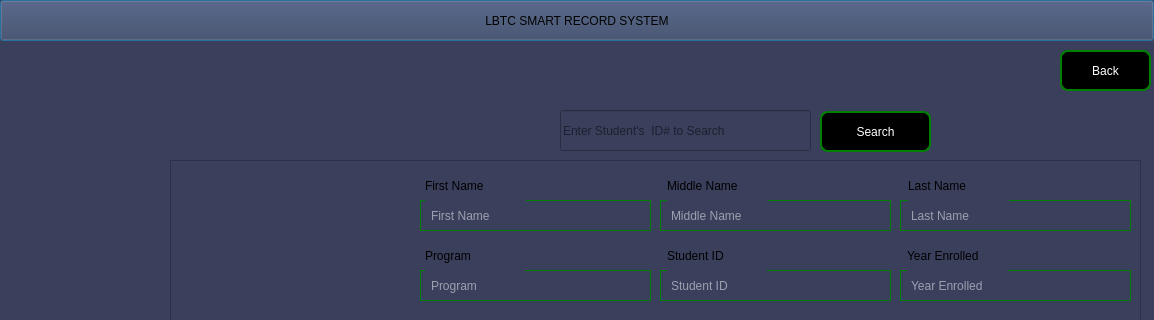
This is viewstudents.ui in Rabsoninnora/SmartRecordLBTC as Qt 5 draws it before an edit; both pictures show x 0 to 1154 and y 0 to 320 of the 1154 by 604 pixel window. The edited form follows.
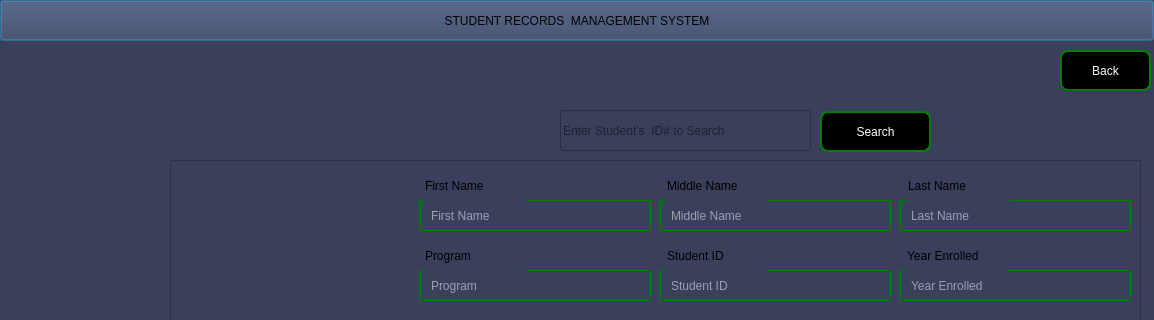
This is the edited form. Icons and pictures are not drawn.

What changed in the file:
```diff
--- a/viewstudents.ui
+++ b/viewstudents.ui
@@ -26,7 +26,7 @@
     </rect>
    </property>
    <property name="text">
-    <string>LBTC SMART RECORD SYSTEM</string>
+    <string>STUDENT RECORDS  MANAGEMENT SYSTEM</string>
    </property>
   </widget>
   <widget class="QPushButton" name="btn_RegisterStudent_back">
```
